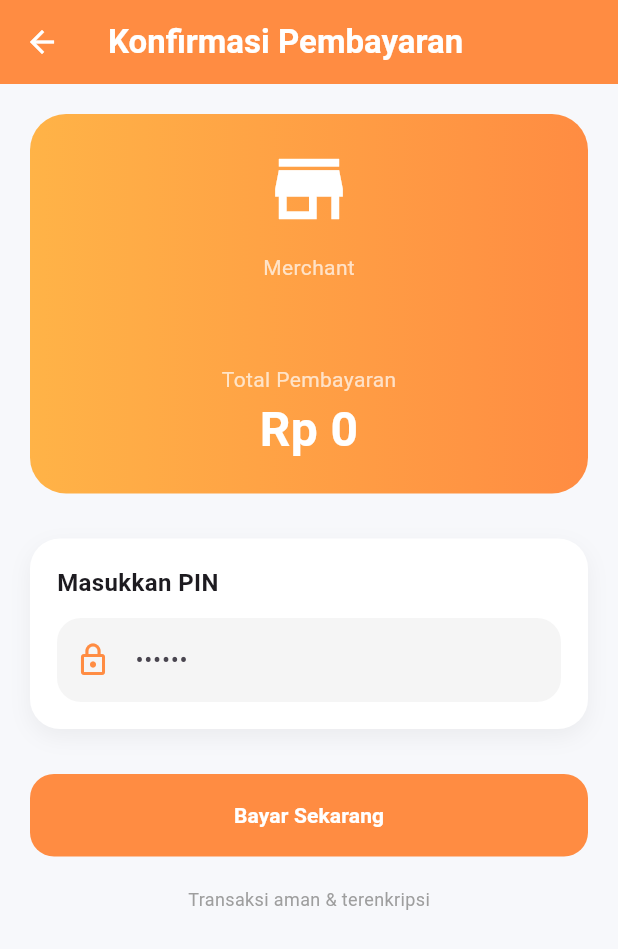
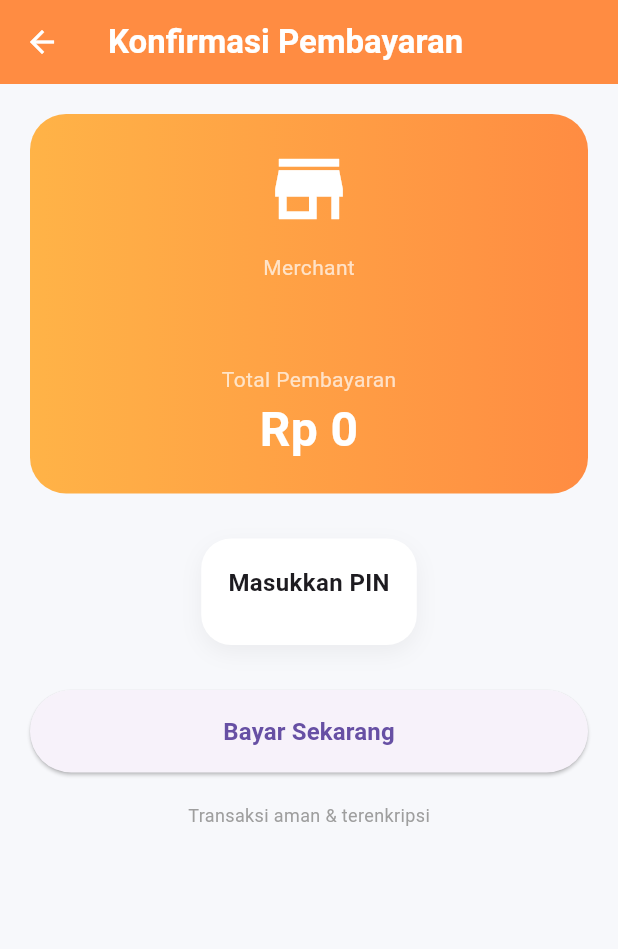
Before and after one commit to hiofadlikaakbar/semangat-mandiri-wallet, a Flutter app: the PaymentRequestPage screen opened directly with empty values, on a phone screen of 412 x 824 dp. Shown: the top 949 px of the screen. Run offline on Flutter 3.47's test engine with Material 3 defaults, Android fonts, the phone set to English and light mode, and no system bars; our stand-ins replace app_links, cloud_firestore, firebase_auth, firebase_core, qr_flutter; missing offline and left inert: otp; accounts and stored records are empty.

Commit message:
revisi payment

```diff
--- a/lib/features/payment/payment_request_page.dart
+++ b/lib/features/payment/payment_request_page.dart
@@ -1,6 +1,7 @@
 import 'package:flutter/material.dart';
 import 'package:firebase_auth/firebase_auth.dart';
 import 'package:cloud_firestore/cloud_firestore.dart';
+import '../auth/otp_totp_authenticator.dart';
 
 class PaymentRequestPage extends StatefulWidget {
   final String transactionId;
@@ -19,7 +20,6 @@
 }
 
 class _PaymentRequestPageState extends State<PaymentRequestPage> {
-  final pinController = TextEditingController();
   bool isLoading = false;
 
   Future<void> processPayment() async {
@@ -40,11 +40,6 @@
 
       final data = snapshot.data() as Map<String, dynamic>;
       final balance = data['balance'] ?? 0;
-      final pin = data['pin'];
-
-      if (pinController.text != pin) {
-        throw Exception("PIN salah");
-      }
 
       if (balance < widget.amount) {
         throw Exception("Saldo tidak cukup");
@@ -176,25 +171,6 @@
                     ),
 
                     const SizedBox(height: 12),
-
-                    TextField(
-                      controller: pinController,
-                      obscureText: true,
-                      keyboardType: TextInputType.number,
-                      decoration: InputDecoration(
-                        hintText: "••••••",
-                        prefixIcon: const Icon(
-                          Icons.lock_outline,
-                          color: Color(0xFFFF8C42),
-                        ),
-                        filled: true,
-                        fillColor: const Color(0xFFF5F5F5),
-                        border: OutlineInputBorder(
-                          borderRadius: BorderRadius.circular(16),
-                          borderSide: BorderSide.none,
-                        ),
-                      ),
-                    ),
                   ],
                 ),
               ),
@@ -206,23 +182,64 @@
                 width: double.infinity,
                 height: 55,
                 child: ElevatedButton(
-                  onPressed: isLoading ? null : processPayment,
-                  style: ElevatedButton.styleFrom(
-                    backgroundColor: const Color(0xFFFF8C42),
-                    shape: RoundedRectangleBorder(
-                      borderRadius: BorderRadius.circular(16),
-                    ),
-                    elevation: 0,
+                  onPressed: () async {
+                    final user = FirebaseAuth.instance.currentUser;
+
+                    if (user == null) return;
+
+                    try {
+                      // 1. Ambil data secret dari Firestore
+                      final doc = await FirebaseFirestore.instance
+                          .collection(
+                            "wallet_users",
+                          ) // Pastikan nama koleksi ini sudah sesuai
+                          .doc(user.uid)
+                          .get();
+
+                      // Cek jika dokumen tidak ada atau field tidak ditemukan agar tidak crash
+                      if (!doc.exists ||
+                          doc.data() == null ||
+                          !doc.data()!.containsKey('authSecret')) {
+                        if (context.mounted) {
+                          ScaffoldMessenger.of(context).showSnackBar(
+                            const SnackBar(
+                              content: Text("Data verifikasi tidak ditemukan."),
+                            ),
+                          );
+                        }
+                        return;
+                      }
+
+                      final secret = doc["authSecret"];
+
+                      // 2. Validasi BuildContext sebelum melakukan Navigasi (Async Gap)
+                      if (!context.mounted) return;
+
+                      final verified = await Navigator.push<bool>(
+                        context,
+                        MaterialPageRoute(
+                          builder: (_) =>
+                              AuthVerificationScreen(secret: secret),
+                        ),
+                      );
+
+                      // 3. Proses pembayaran jika hasil verifikasi sukses berstatus true
+                      if (verified == true && context.mounted) {
+                        await processPayment();
+                      }
+                    } catch (e) {
+                      if (context.mounted) {
+                        ScaffoldMessenger.of(context).showSnackBar(
+                          SnackBar(content: Text("Terjadi kesalahan: $e")),
+                        );
+                      }
+                    }
+                  },
+                  // Menambahkan text di dalam tombol yang sebelumnya hilang
+                  child: const Text(
+                    "Bayar Sekarang",
+                    style: TextStyle(fontSize: 16, fontWeight: FontWeight.bold),
                   ),
-                  child: isLoading
-                      ? const CircularProgressIndicator(color: Colors.white)
-                      : const Text(
-                          "Bayar Sekarang",
-                          style: TextStyle(
-                            color: Colors.white,
-                            fontWeight: FontWeight.bold,
-                          ),
-                        ),
                 ),
               ),
 
```
Also changed, not shown: lib/features/auth/login_page.dart (+2 -19 lines).
